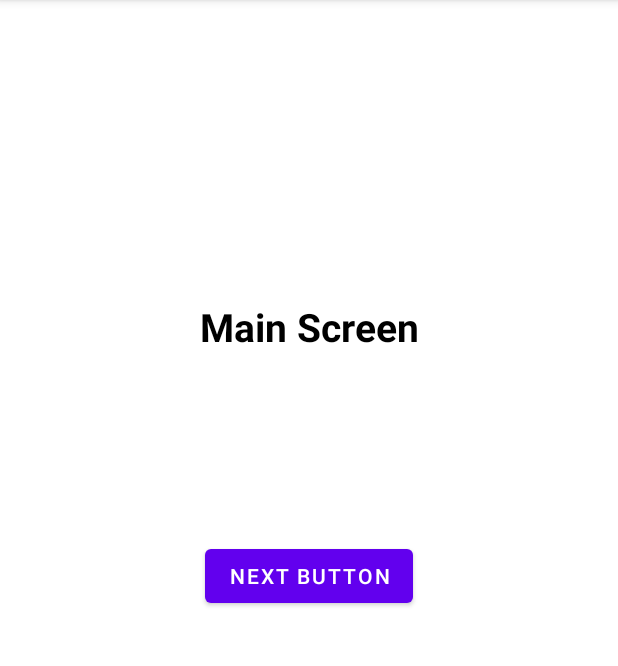
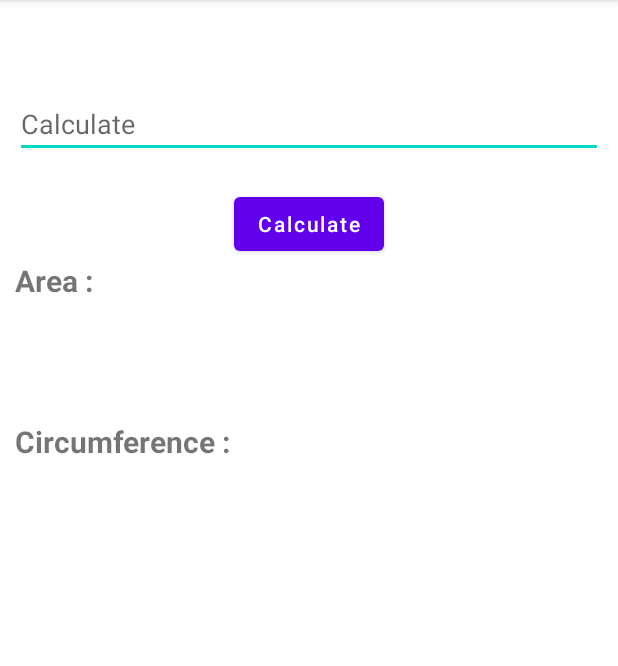
Before and after one commit to Anuj-Rai12/loc_repo, an Android app: the screen it shows after launch (MainActivity), on a phone screen of 412 x 824 dp, the part 84-750 px from its top. Run offline under Robolectric (Android 15) with nearby library versions, the phone set to English and light mode, and no system bars.

Commit message:
Set Up layout for UI Testing Status:Successfully

```diff
--- a/app/build.gradle
+++ b/app/build.gradle
@@ -58,4 +58,13 @@ dependencies {
     androidTestImplementation("androidx.test:core-ktx:$core_tst")
 
 
+    // ViewModel
+    implementation("androidx.lifecycle:lifecycle-viewmodel-ktx:$lifecycle_version")
+    // LiveData
+    implementation("androidx.lifecycle:lifecycle-livedata-ktx:$lifecycle_version")
+    // Lifecycles only (without ViewModel or LiveData)
+    implementation("androidx.lifecycle:lifecycle-runtime-ktx:$lifecycle_version")
+    //Android Activity KTX
+    implementation "androidx.activity:activity-ktx:$activity_version"
+
 }
--- a/app/src/main/java/com/example/androidtesting/MainActivity.kt
+++ b/app/src/main/java/com/example/androidtesting/MainActivity.kt
@@ -1,19 +1,45 @@
 package com.example.androidtesting
 
-import android.content.Intent
 import androidx.appcompat.app.AppCompatActivity
 import android.os.Bundle
+import android.widget.Toast
+import androidx.activity.viewModels
+import androidx.core.text.isDigitsOnly
 import com.example.androidtesting.databinding.ActivityMainBinding
+import com.example.androidtesting.viewmodel.MyViewModel
 
 class MainActivity : AppCompatActivity() {
     private lateinit var binding: ActivityMainBinding
+    private val viewModel: MyViewModel by viewModels()
+
     override fun onCreate(savedInstanceState: Bundle?) {
         super.onCreate(savedInstanceState)
         binding = ActivityMainBinding.inflate(layoutInflater)
         setContentView(binding.root)
-        binding.btnClick.setOnClickListener {
-            val intent = Intent(this, NextScreenActivity::class.java)
-            startActivity(intent)
+
+
+        viewModel.area.observe(this) {
+            it?.let { value ->
+                binding.areaTxtField.append("\n\n $value\n")
+            }
+        }
+
+        viewModel.circular.observe(this) {
+            it?.let { value ->
+                binding.cirTxtField.append("\n\n $value\n")
+            }
+        }
+
+        binding.calBtnTxt.setOnClickListener {
+            val value = binding.userEditTxt.text
+            if (value.isNullOrBlank() || value.isNullOrEmpty() || !value.toString()
+                    .isDigitsOnly()
+            ) {
+                Toast.makeText(this, "Enter the Correct value", Toast.LENGTH_SHORT).show()
+            }
+            val radius = value.toString().toDouble()
+            viewModel.getCalculate(radius)
         }
     }
+
 }
--- /dev/null
+++ b/app/src/main/java/com/example/androidtesting/factory/MyViewModelFactory.kt
@@ -0,0 +1,7 @@
+package com.example.androidtesting.factory
+
+
+
+/*
+class MyViewModelFactory:ViewModelProvider.Factory {
+}*/
--- /dev/null
+++ b/app/src/main/java/com/example/androidtesting/model/MyCal.kt
@@ -0,0 +1,14 @@
+package com.example.androidtesting.model
+
+import kotlin.math.pow
+
+class MyCal : MyInterFace {
+    private val pi = 3.14
+    override fun getAreaDoubleValue(radius: Double): Double {
+        return pi * (radius.pow(2.toDouble()))
+    }
+
+    override fun getCircleDoubleValue(radius: Double): Double {
+        return 2 * (pi * radius)
+    }
+}
--- /dev/null
+++ b/app/src/main/java/com/example/androidtesting/model/MyInterFace.kt
@@ -0,0 +1,7 @@
+package com.example.androidtesting.model
+
+interface MyInterFace {
+
+    fun getAreaDoubleValue(radius:Double):Double
+    fun getCircleDoubleValue(radius: Double):Double
+}
--- /dev/null
+++ b/app/src/main/java/com/example/androidtesting/viewmodel/MyViewModel.kt
@@ -0,0 +1,27 @@
+package com.example.androidtesting.viewmodel
+
+import androidx.lifecycle.LiveData
+import androidx.lifecycle.MutableLiveData
+import androidx.lifecycle.ViewModel
+import com.example.androidtesting.model.MyCal
+
+class MyViewModel : ViewModel() {
+
+    private val myCal:MyCal = MyCal()
+
+    private val privateArea = MutableLiveData<String>()
+    val area: LiveData<String>
+        get() = privateArea
+
+
+    private val privateCir = MutableLiveData<String>()
+    val circular: LiveData<String>
+        get() = privateCir
+
+
+    fun getCalculate(radius:Double){
+        privateArea.value=myCal.getAreaDoubleValue(radius).toString()
+        privateCir.value=myCal.getCircleDoubleValue(radius).toString()
+    }
+
+}
--- a/app/src/main/res/layout/activity_main.xml
+++ b/app/src/main/res/layout/activity_main.xml
@@ -7,28 +7,54 @@
     android:layout_height="match_parent"
     tools:context=".MainActivity">
 
-    <TextView
-        android:id="@+id/text_file_txt"
-        android:layout_width="wrap_content"
+    <EditText
+        android:id="@+id/user_edit_txt"
+        android:layout_width="match_parent"
         android:layout_height="wrap_content"
-        android:layout_marginTop="200dp"
-        android:text="@string/fir_acct"
-        android:textColor="@color/black"
-        android:textSize="26sp"
-        android:textStyle="bold"
+        android:layout_marginStart="10dp"
+        android:layout_marginTop="60dp"
+        android:layout_marginEnd="10dp"
+        android:hint="@string/cal_btn"
         app:layout_constraintLeft_toLeftOf="parent"
         app:layout_constraintRight_toRightOf="parent"
         app:layout_constraintTop_toTopOf="parent" />
 
 
     <Button
-        android:id="@+id/btn_click"
+        android:id="@+id/cal_btn_txt"
         android:layout_width="wrap_content"
         android:layout_height="wrap_content"
-        android:text="@string/first_btn"
-        app:layout_constraintBottom_toBottomOf="parent"
-        app:layout_constraintLeft_toLeftOf="parent"
-        app:layout_constraintRight_toRightOf="parent"
-        app:layout_constraintTop_toTopOf="parent" />
+        android:layout_marginTop="20dp"
+        android:text="@string/cal_btn"
+        android:textAllCaps="false"
+        app:layout_constraintLeft_toLeftOf="@id/user_edit_txt"
+        app:layout_constraintRight_toRightOf="@id/user_edit_txt"
+        app:layout_constraintTop_toBottomOf="@id/user_edit_txt" />
+
+
+    <TextView
+        android:id="@+id/area_txt_field"
+        android:layout_width="wrap_content"
+        android:layout_height="wrap_content"
+        android:text="@string/area_txt"
+        android:textSize="20sp"
+        android:textStyle="bold"
+        app:layout_constraintLeft_toLeftOf="@id/user_edit_txt"
+        app:layout_constraintTop_toBottomOf="@id/cal_btn_txt" />
+
+
+
+    <TextView
+        android:id="@+id/cir_txt_field"
+        android:layout_width="wrap_content"
+        android:layout_height="wrap_content"
+        android:text="@string/cir_txt"
+        android:textSize="20sp"
+        android:textStyle="bold"
+        android:layout_marginTop="80dp"
+        app:layout_constraintLeft_toLeftOf="@id/area_txt_field"
+        app:layout_constraintTop_toBottomOf="@id/area_txt_field" />
+
+
 
 </androidx.constraintlayout.widget.ConstraintLayout>
--- a/app/src/main/res/layout/next_activity_screen.xml
+++ b/app/src/main/res/layout/next_activity_screen.xml
@@ -12,7 +12,7 @@
         android:layout_width="wrap_content"
         android:layout_height="wrap_content"
         android:layout_marginTop="200dp"
-        android:text="@string/sec_act"
+        android:text="@string/cal_btn"
         android:textColor="@color/black"
         android:textSize="26sp"
         android:textStyle="bold"
--- a/app/src/main/res/values/strings.xml
+++ b/app/src/main/res/values/strings.xml
@@ -2,9 +2,9 @@
     <string name="app_name">Android Testing</string>
 
     <!-- Activity Main By-->
-    <string name="fir_acct">Main Screen</string>
-    <string name="first_btn">Next Button</string>
-    <string name="sec_act">Second Screen</string>
+    <string name="cal_btn">Calculate</string>
+    <string name="area_txt">Area :</string>
+    <string name="cir_txt">Circumference :</string>
     <string name="Back_btn">Previous Button</string>
 
 </resources>
--- a/build.gradle
+++ b/build.gradle
@@ -1,8 +1,12 @@
 // Top-level build file where you can add configuration options common to all sub-projects/modules.
 buildscript {
+
     ext.android_text_expresso ="3.4.0"
     ext.core_tst="1.4.0"
     ext.junit_test="1.1.3"
+    ext.lifecycle_version = "2.4.0-alpha03"
+    ext.activity_version = "1.3.1"
+
     repositories {
         google()
         mavenCentral()
```
